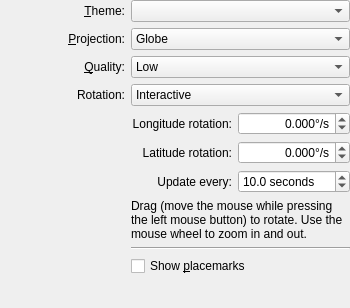
First picture: the form in wallpapers/marble/config.ui, repository KDE/kdeplasma-addons, before the edit.
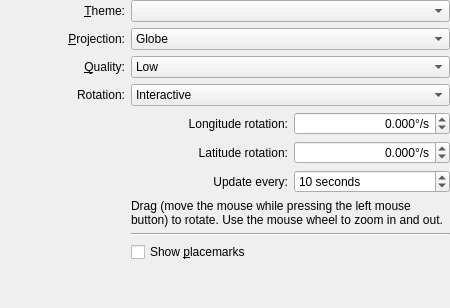
Second picture: the form after the edit. Custom widgets are drawn as their Qt base class.

Commit message: don't use decimals

The edit to the form file:
```diff
--- a/wallpapers/marble/config.ui
+++ b/wallpapers/marble/config.ui
@@ -6,7 +6,7 @@
    <rect>
     <x>0</x>
     <y>0</y>
-    <width>350</width>
+    <width>450</width>
     <height>308</height>
    </rect>
   </property>
@@ -282,10 +282,10 @@
         <string> seconds</string>
        </property>
        <property name="decimals">
-        <number>1</number>
+        <number>0</number>
        </property>
        <property name="minimum">
-        <double>0.100000000000000</double>
+        <double>1.000000000000000</double>
        </property>
        <property name="maximum">
         <double>3600.000000000000000</double>
```
